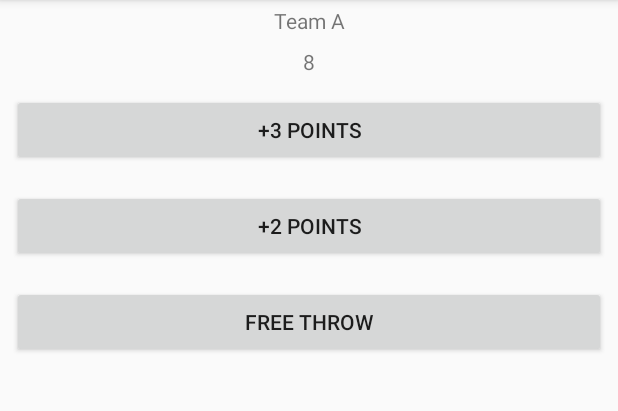
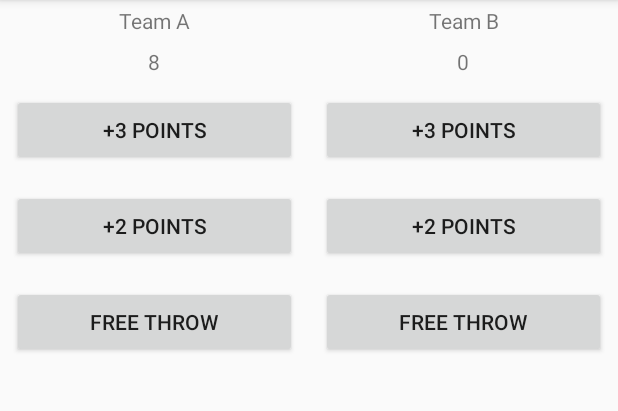
Before and after one commit to lkeude96/Learn, an Android app: the screen it shows after launch (MainActivity), on a phone screen of 412 x 824 dp, the part 84-495 px from its top. Run offline under Robolectric (Android 15) with nearby library versions, the phone set to English and light mode, and no system bars.

Commit message:
Add Other Team - XML

```diff
--- a/Udacity/Android Development for Beginners/CourtCounter/app/src/main/java/com/example/android/courtcounter/MainActivity.java
+++ b/Udacity/Android Development for Beginners/CourtCounter/app/src/main/java/com/example/android/courtcounter/MainActivity.java
@@ -41,15 +41,18 @@ public class MainActivity extends ActionBarActivity {
     }
 
     public void addThreeForTeamA(View v) {
-        displayForTeamA(3);
+        scoreTeamA = scoreTeamA + 3;
+        displayForTeamA(scoreTeamA);
     }
 
     public void addTwoForTeamA(View v) {
-        displayForTeamA(2);
+        scoreTeamA = scoreTeamA + 2;
+        displayForTeamA(scoreTeamA);
     }
 
     public void addOneForTeamA(View v) {
-        displayForTeamA(1);
+        scoreTeamA = scoreTeamA + 1;
+        displayForTeamA(scoreTeamA);
     }
     /**
      * Displays the given score for Team A.
--- a/Udacity/Android Development for Beginners/CourtCounter/app/src/main/res/layout/activity_main.xml
+++ b/Udacity/Android Development for Beginners/CourtCounter/app/src/main/res/layout/activity_main.xml
@@ -1,44 +1,96 @@
 <LinearLayout xmlns:android="http://schemas.android.com/apk/res/android"
-    xmlns:tools="http://schemas.android.com/tools" android:layout_width="match_parent"
+    xmlns:tools="http://schemas.android.com/tools"
+    android:layout_width="match_parent"
     android:layout_height="match_parent"
-    android:orientation="vertical"
+    android:orientation="horizontal"
     tools:context=".MainActivity">
 
+    <LinearLayout
+        android:layout_weight="1"
+        android:layout_width="0dp"
+        android:layout_height="wrap_content"
+        android:orientation="vertical">
 
         <TextView
             android:layout_width="match_parent"
             android:layout_height="wrap_content"
-        android:text="Team A"
             android:gravity="center_horizontal"
-        android:padding="4dp" />
+            android:padding="4dp"
+            android:text="Team A" />
+
+        <TextView
+            android:id="@+id/team_a_score"
+            android:layout_width="match_parent"
+            android:layout_height="wrap_content"
+            android:gravity="center_horizontal"
+            android:padding="4dp"
+            android:text="0" />
+
+        <Button
+            android:layout_width="match_parent"
+            android:layout_height="wrap_content"
+            android:layout_margin="8dp"
+            android:onClick="addThreeForTeamA"
+            android:text="+3 Points" />
+
+        <Button
+            android:layout_width="match_parent"
+            android:layout_height="wrap_content"
+            android:layout_margin="8dp"
+            android:onClick="addTwoForTeamA"
+            android:text="+2 Points" />
+
+        <Button
+            android:layout_width="match_parent"
+            android:layout_height="wrap_content"
+            android:layout_margin="8dp"
+            android:onClick="addOneForTeamA"
+            android:text="Free Throw" />
+
+    </LinearLayout>
+
+    <LinearLayout
+        android:layout_weight="1"
+        android:layout_width="0dp"
+        android:layout_height="wrap_content"
+        android:orientation="vertical">
 
         <TextView
             android:layout_width="match_parent"
             android:layout_height="wrap_content"
-        android:text="0"
             android:gravity="center_horizontal"
             android:padding="4dp"
-        android:id="@+id/team_a_score" />
+            android:text="Team B" />
+
+        <TextView
+            android:id="@+id/team_b_score"
+            android:layout_width="match_parent"
+            android:layout_height="wrap_content"
+            android:gravity="center_horizontal"
+            android:padding="4dp"
+            android:text="0" />
 
         <Button
             android:layout_width="match_parent"
             android:layout_height="wrap_content"
-        android:text="+3 Points"
             android:layout_margin="8dp"
-        android:onClick="addThreeForTeamA" />
+            android:onClick="addThreeForTeamB"
+            android:text="+3 Points" />
 
         <Button
             android:layout_width="match_parent"
             android:layout_height="wrap_content"
-        android:text="+2 Points"
             android:layout_margin="8dp"
-        android:onClick="addTwoForTeamA" />
+            android:onClick="addTwoForTeamB"
+            android:text="+2 Points" />
 
         <Button
             android:layout_width="match_parent"
             android:layout_height="wrap_content"
-        android:text="Free Throw"
             android:layout_margin="8dp"
-        android:onClick="addOneForTeamA" />
+            android:onClick="addOneForTeamB"
+            android:text="Free Throw" />
 
     </LinearLayout>
+
+</LinearLayout>
```
Lines whose indentation alone changed are shown as unchanged.
